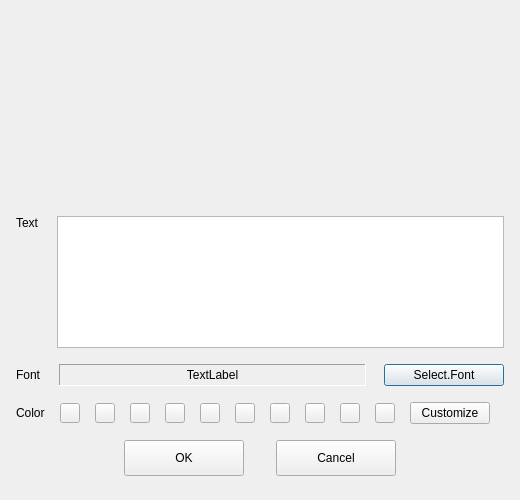
This is UI/forms/XLAddTextDialog.ui in gechangli/obs-studio as Qt 5 draws it before an edit. The edited form follows.
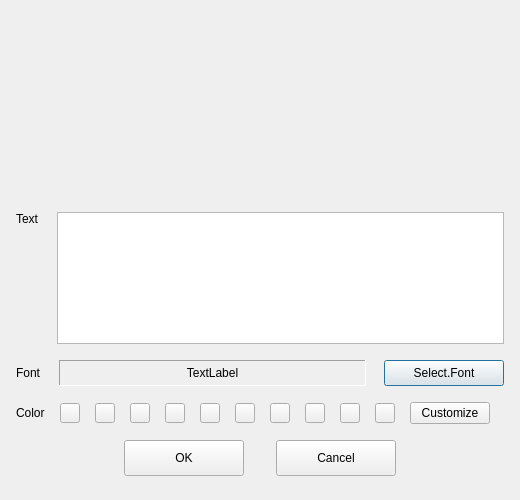
This is the edited form. Custom widgets are drawn as their Qt base class.

Patch:
```diff
--- a/UI/forms/XLAddTextDialog.ui
+++ b/UI/forms/XLAddTextDialog.ui
@@ -137,6 +137,12 @@
           <verstretch>0</verstretch>
          </sizepolicy>
         </property>
+        <property name="minimumSize">
+         <size>
+          <width>0</width>
+          <height>26</height>
+         </size>
+        </property>
         <property name="frameShape">
          <enum>QFrame::Panel</enum>
         </property>
```
